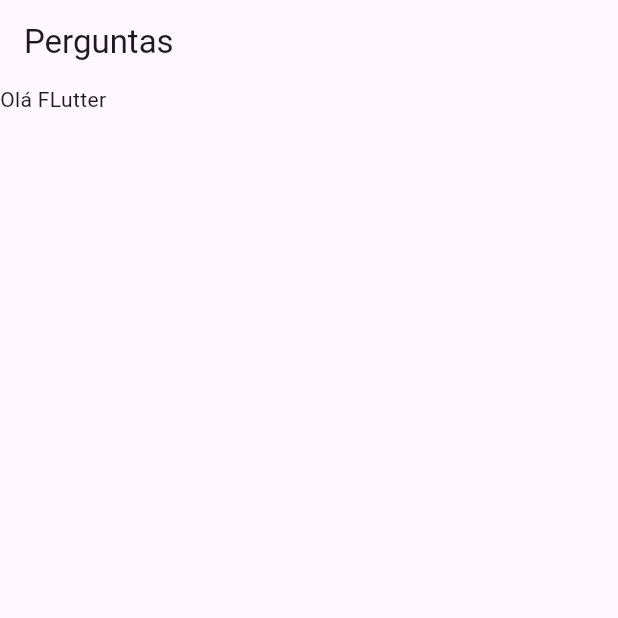
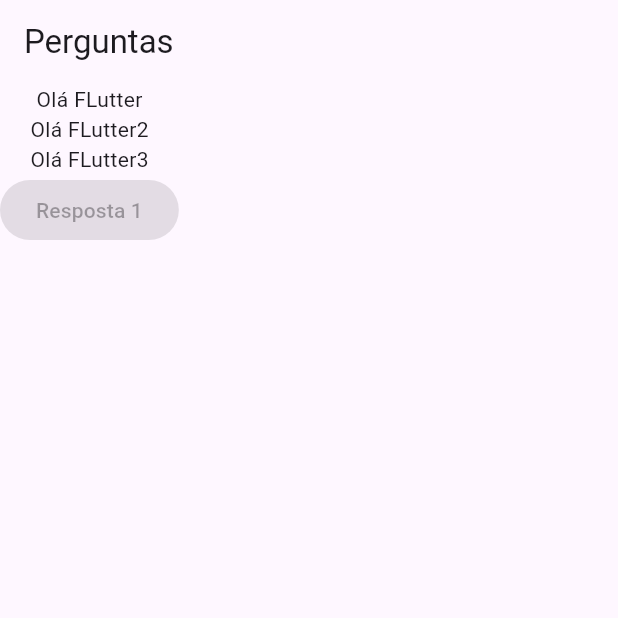
Before and after one commit to Marrior-dot/flutterApp, a Flutter app: the screen it shows after launch, on a phone screen of 412 x 824 dp, the top half of it. Run offline on Flutter 3.47's test engine with Material 3 defaults, Android fonts, the phone set to English and light mode, and no system bars.

Commit message:
aprendendo básico de botões

```diff
--- a/projeto_perguntas/lib/main.dart
+++ b/projeto_perguntas/lib/main.dart
@@ -10,9 +10,15 @@ class MyApp extends StatelessWidget {
   // This widget is the root of your application.
   @override
   Widget build(BuildContext context) {
+    List<String> perguntas = ["pergunas1", "pergunta2"];
     return MaterialApp(
         home: Scaffold(
             appBar: AppBar(title: Text("Perguntas")),
-            body: Text("Olá FLutter")) /*Text("Olá Flutter")*/);
+            body: Column(children: [
+              Text("Olá FLutter"),
+              Text("Olá FLutter2"),
+              Text("Olá FLutter3"),
+              ElevatedButton(onPressed: null, child: Text("Resposta 1"))
+            ])));
   }
 }
```
